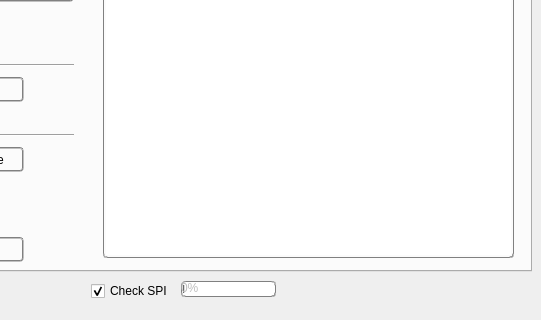
First picture: the form in gui/mainwindow.ui, repository nandra/liqrf, before the edit; both pictures show x 189 to 730 and y 178 to 498 of the 730 by 498 pixel window.
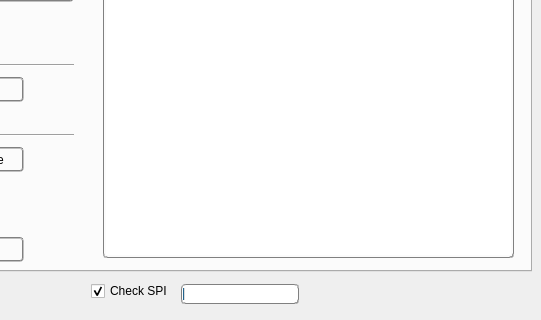
Second picture: the form after the edit.

Commit message: [GUI] Upload progress bar functionality added. Signed-off-by: Marek Belisko <marek.belisko@gmail.com>

```diff
--- a/gui/mainwindow.ui
+++ b/gui/mainwindow.ui
@@ -591,31 +591,6 @@
      </item>
     </layout>
    </widget>
-   <widget class="QProgressBar" name="progressBar">
-    <property name="enabled">
-     <bool>false</bool>
-    </property>
-    <property name="geometry">
-     <rect>
-      <x>370</x>
-      <y>440</y>
-      <width>95</width>
-      <height>16</height>
-     </rect>
-    </property>
-    <property name="sizePolicy">
-     <sizepolicy hsizetype="Fixed" vsizetype="Fixed">
-      <horstretch>0</horstretch>
-      <verstretch>0</verstretch>
-     </sizepolicy>
-    </property>
-    <property name="value">
-     <number>0</number>
-    </property>
-    <property name="textVisible">
-     <bool>true</bool>
-    </property>
-   </widget>
    <widget class="QLineEdit" name="indicatorSPI">
     <property name="enabled">
      <bool>false</bool>
@@ -664,6 +639,22 @@
      <bool>true</bool>
     </property>
    </widget>
+   <widget class="QProgressBar" name="progressBar">
+    <property name="geometry">
+     <rect>
+      <x>370</x>
+      <y>443</y>
+      <width>118</width>
+      <height>20</height>
+     </rect>
+    </property>
+    <property name="value">
+     <number>0</number>
+    </property>
+    <property name="textVisible">
+     <bool>false</bool>
+    </property>
+   </widget>
   </widget>
   <widget class="QMenuBar" name="menuBar">
    <property name="geometry">
```
The commit also changes 2 other files.
